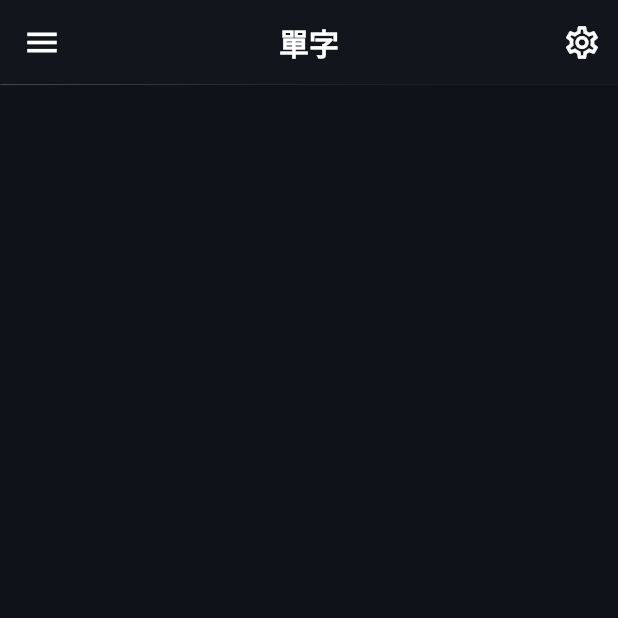
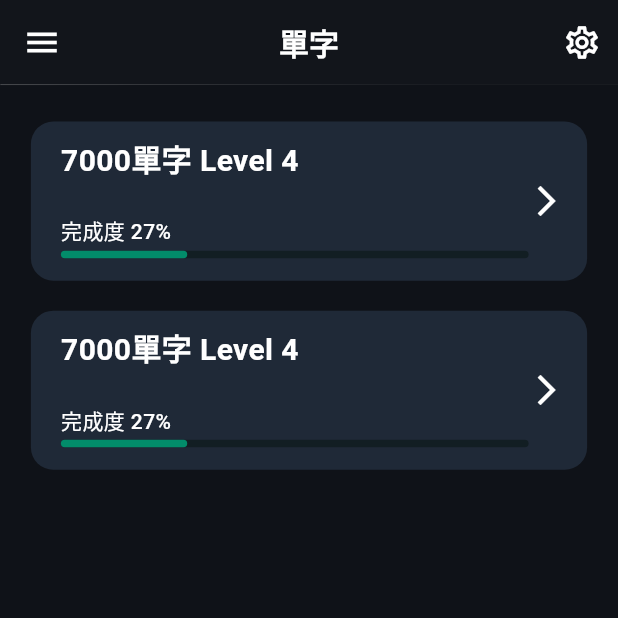
Before and after one commit to chienan0617/GSAT-7000, a Flutter app: the VocabularyPage screen opened directly, on a phone screen of 412 x 824 dp, the top half of it. Run offline on Flutter 3.47's test engine with Material 3 defaults, Android fonts, the light colour scheme and no system bars; our stand-ins replace flutter_local_notifications, flutter_timezone, hive, hive_flutter, permission_handler, timezone; missing offline and left inert: tutorial_coach_mark; accounts and stored records are empty; statements that could not run were skipped.

Commit message:
v0.0.5 add vocabulary page

```diff
--- a/assets/document/register.json
+++ b/assets/document/register.json
@@ -28,5 +28,8 @@
   },
   "task-coeditor": {
     "null": null
+  },
+  "textbook:": {
+    "nothing": 0
   }
 }
--- a/assets/document/system.json
+++ b/assets/document/system.json
@@ -5,5 +5,5 @@
   "latest-update": {},
   "service-id": "9832-15976098531-32",
   "reset-database": true,
-  "database-version": "v0.0.7"
+  "database-version": "v0.0.9"
 }
--- a/lib/base.dart
+++ b/lib/base.dart
@@ -33,7 +33,7 @@ export 'package:vocabulary/base/rebuild.dart';
 export 'package:vocabulary/base/system.dart';
 export 'package:vocabulary/base/test.dart' hide System, e;
 export 'package:vocabulary/base/tutor.dart';
-export 'package:vocabulary/base/util.dart' hide str, width, height;
+export 'package:vocabulary/base/utils.dart' hide str, width, height;
 export 'package:vocabulary/base/definition.dart';
 export 'package:vocabulary/base/widgets.dart';
 export 'package:vocabulary/base/native.dart';
--- a/lib/base/data.dart
+++ b/lib/base/data.dart
@@ -11,8 +11,6 @@ class Data {
   static final String databaseVersion = System.databaseVersion;
   static final app = Database('app');
   static final textbook = Database('textbook');
-  // static final taskGroup = Database('task-group');
-  // static final taskDeleted = Database('task-deleted');
 
   static final List<Registerable> _dataList = [app];
 
--- a/lib/base/library.dart
+++ b/lib/base/library.dart
@@ -15,6 +15,7 @@ import 'package:vocabulary/base.dart';
 Color _primaryColor = hexColor("#028C6A");
 Color _secondaryColor = Color.fromRGBO(211, 194, 42, 1);
 Color _errorColor = Colors.redAccent;
+@Deprecated("message")
 Color get primary => _primaryColor;
 Color secondary() => _secondaryColor;
 Color errorColor() => _errorColor;
@@ -51,28 +52,7 @@ Text textDeprecated(
   maxLines: ml,
 );
 
-Text text(
-  String msg, [
-  double size = 16,
-  FontWeight weight = fw5,
-  Color color = textColor,
-  bool translate = true,
-  FontStyle style = fsN,
-]) => Text(
-  translate ? word(msg) : msg,
-  style: TextStyle(
-    fontSize: size,
-    fontWeight: weight,
-    fontStyle: fsN,
-    color: color,
-  ),
-);
 
-Icon icon(IconData icon, [double size = 20]) =>
-    Icon(icon, size: size, color: textColor);
-
-IconButton iconButton(Icon icon, [VoidCallback fn = none]) =>
-    IconButton(onPressed: fn, icon: icon);
 
 FittedBox getErrorBox(String text, {color = Colors.red}) => FittedBox(
   child: Container(
@@ -144,6 +124,11 @@ Color hexColor(String hex, {int os = 0}) {
   return Colors.transparent;
 }
 
+Color hex(int h, {int os = 0}) {
+  String hexString = h.toRadixString(16).padLeft(6, '0').toUpperCase();
+  return hexColor(hexString, os: os);
+}
+
 EdgeInsets edge({double h = 0, double v = 0}) {
   return EdgeInsets.symmetric(horizontal: h, vertical: v);
 }
@@ -188,7 +173,6 @@ int hexToRgba32(String hex) {
   return (r << 24) | (g << 16) | (b << 8) | a;
 }
 
-void e() {}
 
 ListTile getListTile(
   IconData leading,
@@ -197,7 +181,7 @@ ListTile getListTile(
   titleSize = 20.0,
   IconData trailing = Icons.abc,
   trailingSize = 20.0,
-  Function trailingFunc = e,
+  Function trailingFunc = none,
 }) {
   return ListTile(
     leading: Icon(leading, color: style(), size: leadingSize),
--- a/lib/base/test.dart
+++ b/lib/base/test.dart
@@ -1,9 +1,12 @@
 import 'package:vocabulary/base.dart';
+import 'package:vocabulary/script/mixin/textbook/textbook_decoder.dart';
 
 @test
-enum System {
-  out
-}
+enum System { out }
 
-e() {
-}
+e() {}
+
+String sou =
+    "Unit 21&c,n,apple,type of food,蘋果/餅購,apple/synonyms,apple/antonyms,apple/extensions,an + apple,I am eating an apple/Apple everyday, doctor keeps away.;c,n,banana,type of food too,香蕉/金糾,bananas/synonyms,bananas/antonyms,bananas/extensions,a + banana,I am eating an banana/Banana everyday, doctor keeps away.&2023-10-26 10:30:00.000&7000單字 Level 4";
+
+var result = TextbookDecoder.decodeTextbookFromDecodedString(sou);
--- a/lib/base/util.dart
+++ b/lib/base/utils.dart
@@ -50,8 +50,6 @@ class Util {
     }
     return days;
   }
-
-  static Size getSize(ctx) => MediaQuery.of(ctx).size;
 }
 
 String str(Object object) => object.toString();
--- a/lib/base/widgets.dart
+++ b/lib/base/widgets.dart
@@ -2,6 +2,61 @@ import 'package:vocabulary/base.dart';
 
 width([v = 0.0]) => SizedBox(width: v.toDouble());
 height([v = 0.0]) => SizedBox(height: v.toDouble());
-box([w = 0.0, h = 0.0]) => SizedBox(width: w, height: h);
+box([w = 0.0, h = 0.0]) => SizedBox(width: w.toDouble(), height: h.toDouble());
+boxV(v) => SizedBox(child: v,);
 
 Size size(ctx) => MediaQuery.of(ctx).size;
+
+Text text(
+  String msg, [
+  double size = 16,
+  FontWeight weight = fw5,
+  Color color = textColor,
+  bool translate = true,
+  FontStyle style = fsN,
+]) => Text(
+  translate ? word(msg) : msg,
+  style: TextStyle(
+    fontSize: size,
+    fontWeight: weight,
+    fontStyle: fsN,
+    color: color,
+  ),
+);
+
+Text textNt(
+  String msg, [
+  double size = 16,
+  FontWeight weight = fw5,
+  Color color = textColor,
+  FontStyle style = fsN,
+]) => text(msg, size, weight, color, false, style);
+
+Text textD(
+  String msg, [
+  double size = 16,
+  FontWeight weight = fw5,
+  Color color = textColor,
+  FontStyle style = fsN,
+]) => textNt(msg, size, weight, color, style);
+
+borderCircular(double v) => BorderRadius.circular(v);
+symmetricH(double v) => EdgeInsets.symmetric(horizontal: v);
+symmetricV(double v) => EdgeInsets.symmetric(vertical: v);
+symmetric(double h, double v) => EdgeInsets.symmetric(horizontal: h, vertical: v);
+
+center(Widget v) => Center(child: v);
+
+expand() => Expanded(child: box());
+expandV(v) => Expanded(child: v);
+
+Icon icon(IconData icon, [double size = 20]) =>
+    Icon(icon, size: size, color: textColor);
+
+IconButton iconButton(Icon icon, [VoidCallback fn = none]) =>
+    IconButton(onPressed: fn, icon: icon);
+
+@Deprecated("some problem needed to be fix")
+pushScene(scene, ctx) => Navigator.push(ctx, MaterialPageRoute(builder: (_) => scene));
+
+popPage(ctx) => Navigator.pop(ctx);
--- a/lib/pages/core/core.dart
+++ b/lib/pages/core/core.dart
@@ -31,7 +31,7 @@ class _CorePageState extends State<CorePage> {
             // item(Icons.contact, Icons.saved_search, "Vocabulary", 1),
             item(Icons.settings_outlined, Icons.settings, "Setting", 2),
           ],
-          backgroundColor: background1,
+          backgroundColor: c2,
           selectedFontSize: 14,
           unselectedFontSize: 14,
           selectedItemColor: primaryColor,
--- a/lib/pages/core/vocabulary/section.dart
+++ b/lib/pages/core/vocabulary/section.dart
@@ -1,11 +1,58 @@
+import 'package:vocabulary/base.dart';
+import 'package:vocabulary/pages/core/vocabulary/textbook/textbook.dart';
+import 'package:vocabulary/script/data/textbook.dart';
 
-// class VocabularySection extends StatelessWidget {
-//   final String title
+class VocabularyTextbookSection extends StatelessWidget {
+  final Textbook textbook;
 
-//   const VocabularySection({super.key});
-
-//   @override
-//   Widget build(BuildContext context) {
-//     return const Placeholder();
-//   }
-// }
+  const VocabularyTextbookSection({super.key, required this.textbook});
+  @override
+  Widget build(BuildContext ctx) {
+    return Center(
+      child: GestureDetector(
+        onTap: () => Navigator.push(
+          ctx,
+          MaterialPageRoute(builder: (_) => VocabularyTextbookPage()),
+        ),
+        child: Container(
+          margin: symmetricV(10),
+          width: size(ctx).width * 0.9,
+          height: size(ctx).height * 0.12875,
+          decoration: BoxDecoration(
+            borderRadius: borderCircular(15),
+            color: c3,
+          ),
+          child: Row(
+            crossAxisAlignment: crossStart,
+            children: [
+              width(20),
+              expandV(
+                Column(
+                  crossAxisAlignment: crossStart,
+                  mainAxisSize: mainMin,
+                  children: [
+                    height(10),
+                    textNt(textbook.catalog, 20, fw7),
+                    expand(),
+                    textD("完成度 27%", 14),
+                    height(2.5),
+                    LinearProgressIndicator(
+                      value: 0.27,
+                      minHeight: 5,
+                      backgroundColor: c2,
+                      color: debugColor2,
+                      borderRadius: borderCircular(10),
+                    ),
+                    height(15),
+                  ],
+                ),
+              ),
+              center(icon(Icons.arrow_forward_ios, 24)),
+              width(15),
+            ],
+          ),
+        ),
+      ),
+    );
+  }
+}
--- a/lib/pages/core/vocabulary/vocabulary.dart
+++ b/lib/pages/core/vocabulary/vocabulary.dart
@@ -1,4 +1,5 @@
 import 'package:vocabulary/base.dart';
+import 'package:vocabulary/pages/core/vocabulary/section.dart';
 
 class VocabularyPage extends StatefulWidget {
   const VocabularyPage({super.key});
@@ -26,7 +27,11 @@ class _VocabularyPageState extends State<VocabularyPage> {
         ],
       ),
       body: Column(
-        children: [],
+        children: [
+          height(15),
+          VocabularyTextbookSection(textbook: result),
+          VocabularyTextbookSection(textbook: result)
+        ],
       ),
     );
   }
--- a/pubspec.yaml
+++ b/pubspec.yaml
@@ -1,7 +1,7 @@
 name: vocabulary
 description: "GSAT 7000 Vocabulary"
 
-version: 0.0.4
+version: 0.0.5
 
 environment:
   sdk: ^3.8.1
```
Also changed, not shown: lib/base/constant.dart (+85 -73 lines), lib/base/math.dart (+21 -0 lines), lib/base/theme.dart (added, +14 -0 lines), lib/pages/core/vocabulary/textbook/textbook.dart (added, +25 -0 lines).
